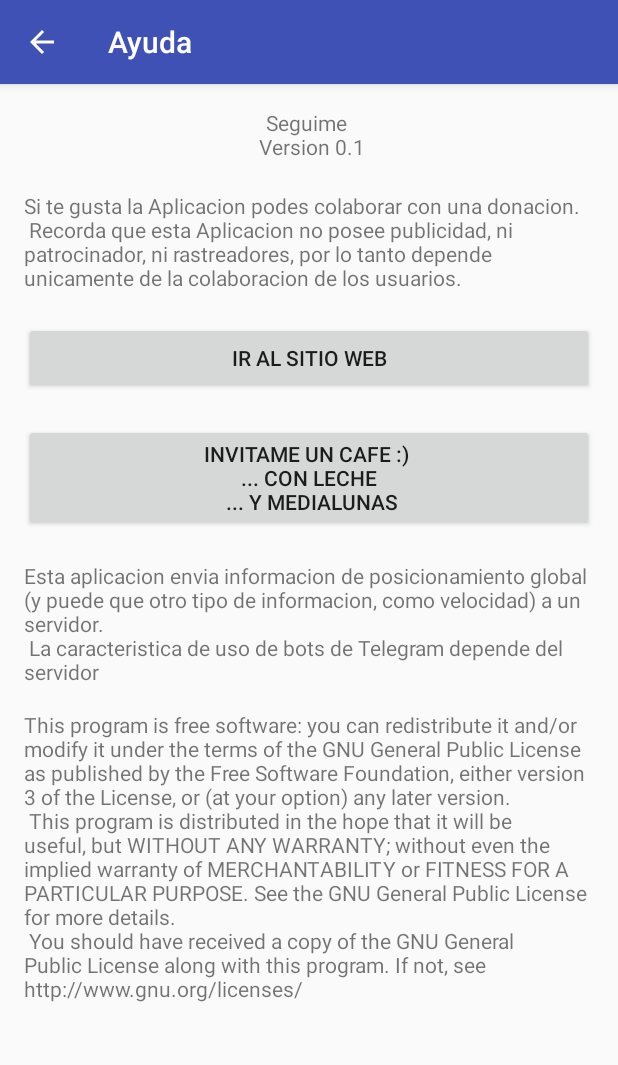
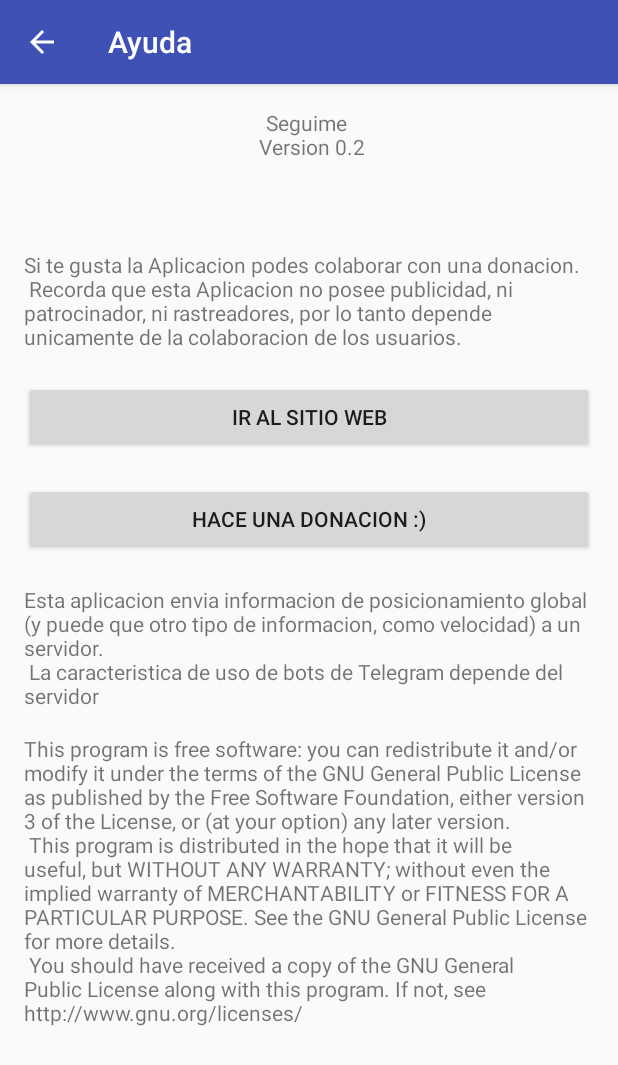
Before and after one commit to OSBooter/sequime, an Android app: the ActividadAyuda screen opened directly, with no data from a screen before it, on a phone screen of 412 x 824 dp. Shown: the top 1065 px of the screen. Run offline under Robolectric (Android 15) with nearby library versions, the light colour scheme and no system bars.

Commit message:
version 0.2
cambios minimos en formularios y diseño
actualizacion de coordenadas enviadas en el visor de registros de coordenadas

```diff
--- a/app/build.gradle
+++ b/app/build.gradle
@@ -6,8 +6,8 @@ android {
         applicationId "pc.javier.seguime"
         minSdkVersion 18
         targetSdkVersion 26
-        versionCode 1
-        versionName "0.1"
+        versionCode 2
+        versionName "0.2"
         testInstrumentationRunner "android.support.test.runner.AndroidJUnitRunner"
     }
     buildTypes {
--- a/app/src/main/AndroidManifest.xml
+++ b/app/src/main/AndroidManifest.xml
@@ -39,7 +39,8 @@
         <activity
             android:name=".ActividadRegistros"
             android:label="Registros"
-            android:parentActivityName=".MainActivity" />
+            android:parentActivityName=".MainActivity"
+            />
 
         <activity android:name=".ActividadSesion"
             android:label="Iniciar Sesion"
--- a/app/src/main/java/pc/javier/seguime/interfaz/Aplicacion.java
+++ b/app/src/main/java/pc/javier/seguime/interfaz/Aplicacion.java
@@ -32,7 +32,7 @@ public class Aplicacion {
     // las propiedades estaticas son para poder hacer funcionar Handlers en los Servicios
     public static AppCompatActivity actividadPrincipal;
     public static AppCompatActivity actividadSesion;
-    public static AppCompatActivity actividadRegistro;
+    public static AppCompatActivity actividadRegistros;
     public static AppCompatActivity actividadAyuda;
 
     public static Context contexto;
--- a/app/src/main/res/layout-land/opciones.xml
+++ b/app/src/main/res/layout-land/opciones.xml
@@ -11,7 +11,7 @@
 
         <TableLayout
             android:layout_width="match_parent"
-            android:layout_height="match_parent"
+            android:layout_height="wrap_content"
             android:stretchColumns="1">
 
             <TableRow>
--- a/app/src/main/res/layout-land/sesion.xml
+++ b/app/src/main/res/layout-land/sesion.xml
@@ -17,7 +17,7 @@
 
         <TableLayout
             android:layout_width="match_parent"
-            android:layout_height="match_parent"
+            android:layout_height="wrap_content"
             android:stretchColumns="0"
 
             >
--- a/app/src/main/res/layout/activity_main.xml
+++ b/app/src/main/res/layout/activity_main.xml
@@ -11,7 +11,8 @@
     android:orientation="vertical"
     android:background="@drawable/caminoblancoynegro"
     android:id="@+id/princ_pantalla"
-    tools:context="pc.javier.seguime.MainActivity">
+    tools:context="pc.javier.seguime.MainActivity"
+    >
 
 
     <TextView
--- a/app/src/main/res/layout/ayuda.xml
+++ b/app/src/main/res/layout/ayuda.xml
@@ -16,7 +16,7 @@
 
         <LinearLayout
             android:layout_width="match_parent"
-            android:layout_height="match_parent"
+            android:layout_height="wrap_content"
             android:orientation="vertical"
             >
 
@@ -26,12 +26,22 @@
             <TextView
                 android:layout_width="match_parent"
                 android:layout_height="wrap_content"
-                android:text = "Seguime \n Version 0.1"
-                android:layout_centerVertical="true"
-                android:layout_centerHorizontal="true"
+                android:text = "Seguime \n Version 0.2"
                 android:id="@+id/version"
                 android:textAlignment="center"
                 />
+
+            <Space
+                android:layout_width="match_parent"
+                android:layout_height="20dp" />
+
+            <TextView
+            android:layout_width="match_parent"
+            android:layout_height="wrap_content"
+            android:text = "@string/traducidopor"
+
+            android:textAlignment="center"
+            />
 
             <Space
                 android:layout_width="match_parent"
@@ -40,8 +50,6 @@
                 android:layout_width="match_parent"
                 android:layout_height="wrap_content"
                 android:text="@string/txt_donacion"
-                android:layout_centerVertical="true"
-                android:layout_centerHorizontal="true"
                 android:id="@+id/ayuda_donacion"
                 />
 
@@ -50,7 +58,7 @@
                 android:layout_height="20dp" />
 
             <Button
-                android:text="Ir al Sitio Web"
+                android:text="@string/sitioweb"
                 android:layout_width="match_parent"
                 android:layout_height="wrap_content"
 
@@ -62,7 +70,7 @@
                 android:layout_height="20dp" />
 
             <Button
-                android:text="Invitame un cafe :) \n ... con leche \n ... y medialunas"
+                android:text="@string/dona"
                 android:layout_width="match_parent"
                 android:layout_height="wrap_content"
 
@@ -76,8 +84,6 @@
                 android:layout_width="match_parent"
                 android:layout_height="wrap_content"
                 android:text="@string/txt_ayuda_descripcion"
-                android:layout_centerVertical="true"
-                android:layout_centerHorizontal="true"
                 android:id="@+id/ayuda_descripcion"
                 />
 
@@ -85,8 +91,6 @@
                 android:layout_width="match_parent"
                 android:layout_height="wrap_content"
                 android:text="@string/txt_licencia"
-                android:layout_centerVertical="true"
-                android:layout_centerHorizontal="true"
                 android:id="@+id/ayuda_licencia"
                 />
 
--- a/app/src/main/res/layout/ayuda_opciones.xml
+++ b/app/src/main/res/layout/ayuda_opciones.xml
@@ -15,7 +15,7 @@
 
     <LinearLayout
         android:layout_width="match_parent"
-        android:layout_height="match_parent"
+        android:layout_height="wrap_content"
         android:orientation="vertical"
         >
 
@@ -26,8 +26,6 @@
             android:layout_width="match_parent"
             android:layout_height="wrap_content"
             android:text = "@string/txt_ayuda_opciones"
-            android:layout_centerVertical="true"
-            android:layout_centerHorizontal="true"
 
 
             />
--- a/app/src/main/res/layout/sesion.xml
+++ b/app/src/main/res/layout/sesion.xml
@@ -15,7 +15,7 @@
 
     <LinearLayout
         android:layout_width="match_parent"
-        android:layout_height="match_parent"
+        android:layout_height="wrap_content"
         android:orientation="vertical"
         >
 
@@ -45,6 +45,7 @@
         android:layout_height="wrap_content"
         android:id="@+id/sesion_usuario"
         android:inputType="textUri"
+        android:maxLength="12"
         />
 
 
@@ -58,6 +59,7 @@
         android:layout_height="wrap_content"
         android:id="@+id/sesion_clave"
         android:inputType="textPassword"
+        android:maxLength="12"
         />
 
 
@@ -74,6 +76,7 @@
         android:id="@+id/sesion_claverepetida"
         android:inputType="textPassword"
         android:visibility="invisible"
+        android:maxLength="12"
         />
 
 
```
Also changed, not shown: app/src/main/java/pc/javier/seguime/ActividadRegistros.java (+3 -4 lines), app/src/main/java/pc/javier/seguime/handler/Comandos.java (+14 -2 lines), app/src/main/res/layout/opciones.xml (+4 -3 lines), app/src/main/res/values/strings.xml (+42 -10 lines), 2 other files.
